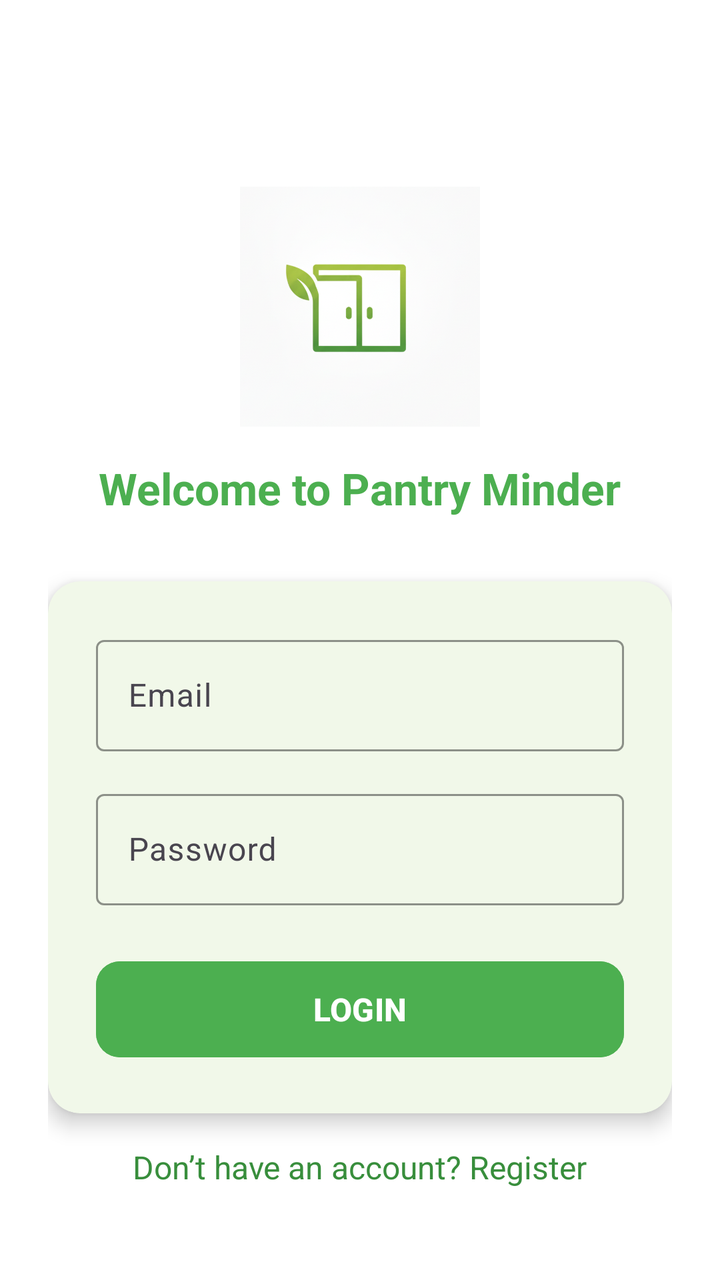
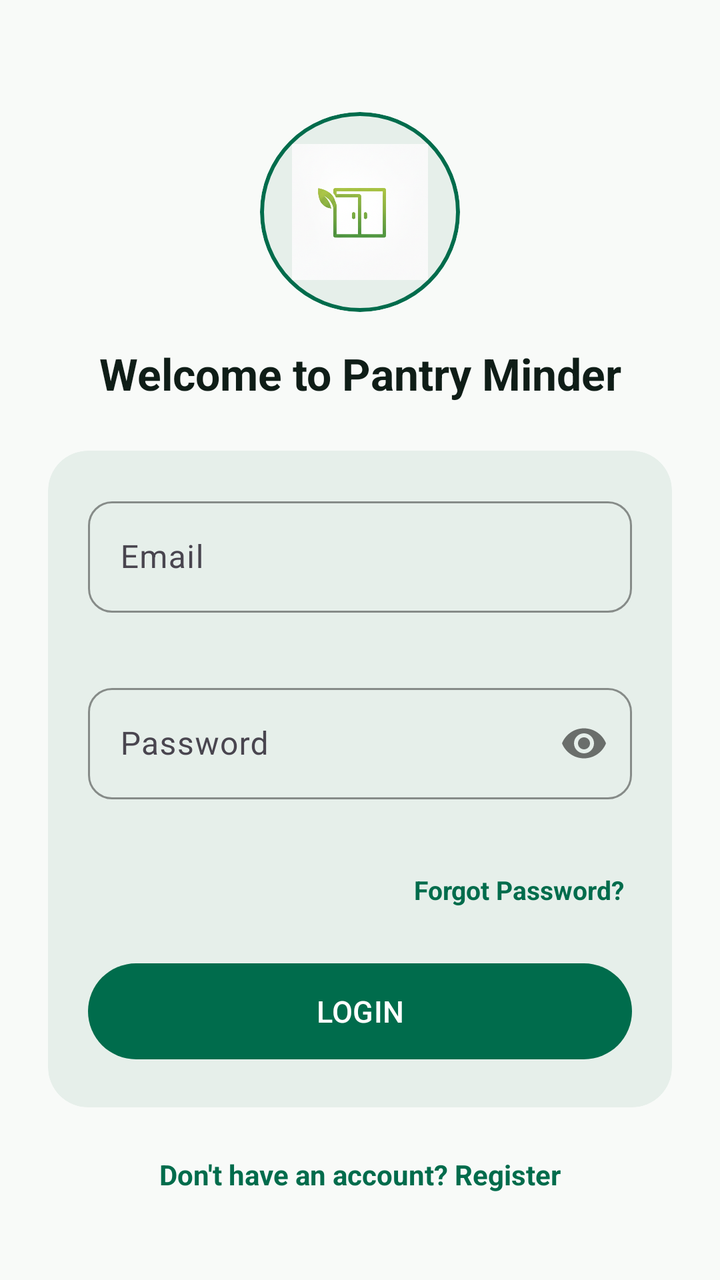

Screens rendered from an Android XML layout before and after an edit, with the pre-edit source and the edit as a unified diff.
<!-- AndroidManifest.xml: application theme Theme.PantryMinder -->
<!-- res/layout/activity_login.xml -->
<?xml version="1.0" encoding="utf-8"?>
<ScrollView xmlns:android="http://schemas.android.com/apk/res/android"
    xmlns:app="http://schemas.android.com/apk/res-auto"
    android:layout_width="match_parent"
    android:layout_height="match_parent"
    android:fillViewport="true"
    android:background="#FFFFFF">

    <LinearLayout
        android:layout_width="match_parent"
        android:layout_height="wrap_content"
        android:orientation="vertical"
        android:gravity="center"
        android:padding="24dp">

        <ImageView
            android:layout_width="120dp"
            android:layout_height="120dp"
            android:src="@drawable/pro"
            android:contentDescription="App Logo"
            android:layout_marginTop="48dp"
            android:layout_marginBottom="16dp" />

        <TextView
            android:layout_width="wrap_content"
            android:layout_height="wrap_content"
            android:text="Welcome to Pantry Minder"
            android:textSize="22sp"
            android:textStyle="bold"
            android:textColor="#4CAF50"
            android:layout_marginBottom="32dp" />

        <androidx.cardview.widget.CardView
            android:layout_width="match_parent"
            android:layout_height="wrap_content"
            app:cardCornerRadius="16dp"
            app:cardElevation="6dp"
            android:layout_marginBottom="16dp"
            app:cardBackgroundColor="#F1F8E9">

            <LinearLayout
                android:layout_width="match_parent"
                android:layout_height="wrap_content"
                android:orientation="vertical"
                android:padding="24dp">

                <com.google.android.material.textfield.TextInputLayout
                    android:layout_width="match_parent"
                    android:layout_height="wrap_content"
                    android:layout_marginBottom="16dp"
                    style="@style/Widget.Material3.TextInputLayout.OutlinedBox"
                    app:boxStrokeColor="#4CAF50">

                    <com.google.android.material.textfield.TextInputEditText
                        android:id="@+id/emailEditText"
                        android:layout_width="match_parent"
                        android:layout_height="wrap_content"
                        android:hint="Email"
                        android:inputType="textEmailAddress" />
                </com.google.android.material.textfield.TextInputLayout>

                <com.google.android.material.textfield.TextInputLayout
                    android:layout_width="match_parent"
                    android:layout_height="wrap_content"
                    android:layout_marginBottom="24dp"
                    style="@style/Widget.Material3.TextInputLayout.OutlinedBox"
                    app:boxStrokeColor="#4CAF50">

                    <com.google.android.material.textfield.TextInputEditText
                        android:id="@+id/passwordEditText"
                        android:layout_width="match_parent"
                        android:layout_height="wrap_content"
                        android:hint="Password"
                        android:inputType="textPassword" />
                </com.google.android.material.textfield.TextInputLayout>

                <com.google.android.material.button.MaterialButton
                    android:id="@+id/loginButton"
                    android:layout_width="match_parent"
                    android:layout_height="56dp"
                    android:backgroundTint="#4CAF50"
                    android:text="LOGIN"
                    android:textColor="#FFFFFF"
                    android:textSize="16sp"
                    android:textStyle="bold"
                    app:cornerRadius="12dp" />

            </LinearLayout>
        </androidx.cardview.widget.CardView>

        <ProgressBar
            android:id="@+id/progressBar"
            android:layout_width="wrap_content"
            android:layout_height="wrap_content"
            android:visibility="gone"
            android:layout_marginBottom="16dp" />

        <TextView
            android:id="@+id/registerTextView"
            android:layout_width="wrap_content"
            android:layout_height="wrap_content"
            android:text="Don’t have an account? Register"
            android:textColor="#388E3C"
            android:textSize="16sp"
            android:clickable="true"
            android:focusable="true" />

    </LinearLayout>
</ScrollView>
<!-- resources referenced by this layout -->
<resources>
  <!-- drawable pro: png bitmap (drawable, 336202 bytes) -->
  <style name="Theme.PantryMinder" parent="Theme.Material3.Light.NoActionBar">
          
          <item name="colorPrimary">#4CAF50</item>
          <item name="colorPrimaryDark">#388E3C</item>
          <item name="colorAccent">#4CAF50</item>
  
          
          <item name="android:windowBackground">#FFFFFF</item>
          <item name="android:navigationBarColor">#FFFFFF</item>
          <item name="android:statusBarColor">#388E3C</item>
  
          
          <item name="android:textColorPrimary">#212121</item>
          <item name="android:textColorSecondary">#757575</item>
  
          
          <item name="materialButtonStyle">@style/Widget.PantryMinder.Button</item>
          <item name="android:buttonStyle">@style/Widget.PantryMinder.Button</item>
      </style>
  <style name="Widget.PantryMinder.Button" parent="Widget.Material3.Button">
          <item name="backgroundTint">#4CAF50</item>
          <item name="android:textColor">#FFFFFF</item>
          <item name="cornerRadius">12dp</item>
      </style>
</resources>

<!-- the commit's change to res/layout/activity_login.xml (unified diff, before → after) -->
@@ -3,107 +3,158 @@
     xmlns:app="http://schemas.android.com/apk/res-auto"
     android:layout_width="match_parent"
     android:layout_height="match_parent"
+    android:background="#F8FAF8"
     android:fillViewport="true"
-    android:background="#FFFFFF">
+    android:fitsSystemWindows="true">
 
     <LinearLayout
         android:layout_width="match_parent"
         android:layout_height="wrap_content"
+        android:gravity="center_horizontal"
         android:orientation="vertical"
-        android:gravity="center"
         android:padding="24dp">
 
-        <ImageView
-            android:layout_width="120dp"
-            android:layout_height="120dp"
-            android:src="@drawable/pro"
-            android:contentDescription="App Logo"
-            android:layout_marginTop="48dp"
-            android:layout_marginBottom="16dp" />
+        
+        <com.google.android.material.card.MaterialCardView
+            android:layout_width="100dp"
+            android:layout_height="100dp"
+            android:layout_marginTop="32dp"
+            android:layout_marginBottom="16dp"
+            app:cardBackgroundColor="#E6EFEA"
+            app:cardCornerRadius="50dp"
+            app:cardElevation="0dp"
+            app:strokeColor="#006C4C"
+            app:strokeWidth="2dp">
+
+            <ImageView
+                android:layout_width="match_parent"
+                android:layout_height="match_parent"
+                android:contentDescription="App Logo"
+                android:padding="16dp"
+                android:src="@drawable/pro" />
+        </com.google.android.material.card.MaterialCardView>
 
         <TextView
             android:layout_width="wrap_content"
             android:layout_height="wrap_content"
+            android:layout_marginBottom="24dp"
+            android:gravity="center"
             android:text="Welcome to Pantry Minder"
+            android:textColor="#0F1D17"
             android:textSize="22sp"
-            android:textStyle="bold"
-            android:textColor="#4CAF50"
-            android:layout_marginBottom="32dp" />
+            android:textStyle="bold" />
 
-        <androidx.cardview.widget.CardView
+        
+        <com.google.android.material.card.MaterialCardView
             android:layout_width="match_parent"
             android:layout_height="wrap_content"
-            app:cardCornerRadius="16dp"
-            app:cardElevation="6dp"
             android:layout_marginBottom="16dp"
-            app:cardBackgroundColor="#F1F8E9">
+            app:cardBackgroundColor="#E6EFEA"
+            app:cardCornerRadius="20dp"
+            app:cardElevation="0dp"
+            app:strokeWidth="0dp">
 
             <LinearLayout
                 android:layout_width="match_parent"
                 android:layout_height="wrap_content"
                 android:orientation="vertical"
-                android:padding="24dp">
+                android:padding="20dp">
 
+                
                 <com.google.android.material.textfield.TextInputLayout
+                    android:id="@+id/emailInputLayout"
+                    style="@style/Widget.Material3.TextInputLayout.OutlinedBox"
                     android:layout_width="match_parent"
                     android:layout_height="wrap_content"
-                    android:layout_marginBottom="16dp"
-                    style="@style/Widget.Material3.TextInputLayout.OutlinedBox"
-                    app:boxStrokeColor="#4CAF50">
+                    android:layout_marginBottom="12dp"
+                    app:boxCornerRadiusBottomEnd="12dp"
+                    app:boxCornerRadiusBottomStart="12dp"
+                    app:boxCornerRadiusTopEnd="12dp"
+                    app:boxCornerRadiusTopStart="12dp"
+                    app:boxStrokeColor="#006C4C"
+                    app:errorEnabled="true"
+                    app:hintTextColor="#006C4C">
 
                     <com.google.android.material.textfield.TextInputEditText
                         android:id="@+id/emailEditText"
                         android:layout_width="match_parent"
                         android:layout_height="wrap_content"
                         android:hint="Email"
-                        android:inputType="textEmailAddress" />
+                        android:inputType="textEmailAddress"
+                        android:textColor="#0F1D17" />
                 </com.google.android.material.textfield.TextInputLayout>
 
+                
                 <com.google.android.material.textfield.TextInputLayout
+                    android:id="@+id/passwordInputLayout"
+                    style="@style/Widget.Material3.TextInputLayout.OutlinedBox"
                     android:layout_width="match_parent"
                     android:layout_height="wrap_content"
-                    android:layout_marginBottom="24dp"
-                    style="@style/Widget.Material3.TextInputLayout.OutlinedBox"
-                    app:boxStrokeColor="#4CAF50">
+                    android:layout_marginBottom="12dp"
+                    app:boxCornerRadiusBottomEnd="12dp"
+                    app:boxCornerRadiusBottomStart="12dp"
+                    app:boxCornerRadiusTopEnd="12dp"
+                    app:boxCornerRadiusTopStart="12dp"
+                    app:boxStrokeColor="#006C4C"
+                    app:errorEnabled="true"
+                    app:hintTextColor="#006C4C"
+                    app:passwordToggleEnabled="true">
 
                     <com.google.android.material.textfield.TextInputEditText
                         android:id="@+id/passwordEditText"
                         android:layout_width="match_parent"
                         android:layout_height="wrap_content"
                         android:hint="Password"
-                        android:inputType="textPassword" />
+                        android:inputType="textPassword"
+                        android:textColor="#0F1D17" />
                 </com.google.android.material.textfield.TextInputLayout>
+
+                <TextView
+                    android:id="@+id/tvForgotPassword"
+                    android:layout_width="wrap_content"
+                    android:layout_height="wrap_content"
+                    android:layout_gravity="end"
+                    android:layout_marginBottom="20dp"
+                    android:clickable="true"
+                    android:focusable="true"
+                    android:padding="4dp"
+                    android:text="Forgot Password?"
+                    android:textColor="#006C4C"
+                    android:textSize="13sp"
+                    android:textStyle="bold" />
 
                 <com.google.android.material.button.MaterialButton
                     android:id="@+id/loginButton"
                     android:layout_width="match_parent"
                     android:layout_height="56dp"
-                    android:backgroundTint="#4CAF50"
                     android:text="LOGIN"
                     android:textColor="#FFFFFF"
-                    android:textSize="16sp"
-                    android:textStyle="bold"
-                    app:cornerRadius="12dp" />
+                    android:textSize="15sp"
+                    app:backgroundTint="#006C4C"
+                    app:cornerRadius="28dp" />
 
             </LinearLayout>
-        </androidx.cardview.widget.CardView>
+        </com.google.android.material.card.MaterialCardView>
 
         <ProgressBar
             android:id="@+id/progressBar"
             android:layout_width="wrap_content"
             android:layout_height="wrap_content"
-            android:visibility="gone"
-            android:layout_marginBottom="16dp" />
+            android:layout_marginBottom="16dp"
+            android:indeterminateTint="#006C4C"
+            android:visibility="gone" />
 
         <TextView
             android:id="@+id/registerTextView"
             android:layout_width="wrap_content"
             android:layout_height="wrap_content"
-            android:text="Don’t have an account? Register"
-            android:textColor="#388E3C"
-            android:textSize="16sp"
             android:clickable="true"
-            android:focusable="true" />
+            android:focusable="true"
+            android:padding="8dp"
+            android:text="Don't have an account? Register"
+            android:textColor="#006C4C"
+            android:textSize="14sp"
+            android:textStyle="bold" />
 
     </LinearLayout>
 </ScrollView>
<!-- resource entries referenced after the edit -->
@@ -2,6 +2,8 @@
 <resources>
   <!-- drawable pro: png bitmap (drawable, 336202 bytes) -->
   <style name="Theme.PantryMinder" parent="Theme.Material3.Light.NoActionBar">
+          <item name="android:fitsSystemWindows">true</item>
+          <item name="android:windowLightStatusBar">false</item>
           
           <item name="colorPrimary">#4CAF50</item>
           <item name="colorPrimaryDark">#388E3C</item>
